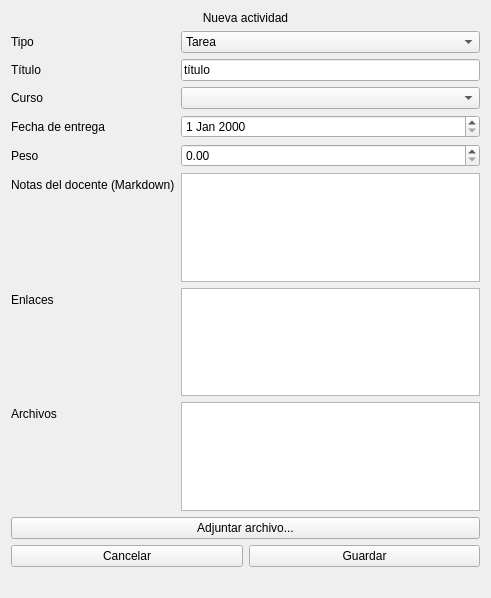
Old version of the form views/actividad_form.ui in the repository Arg128/Tec-Obj-Lab9.
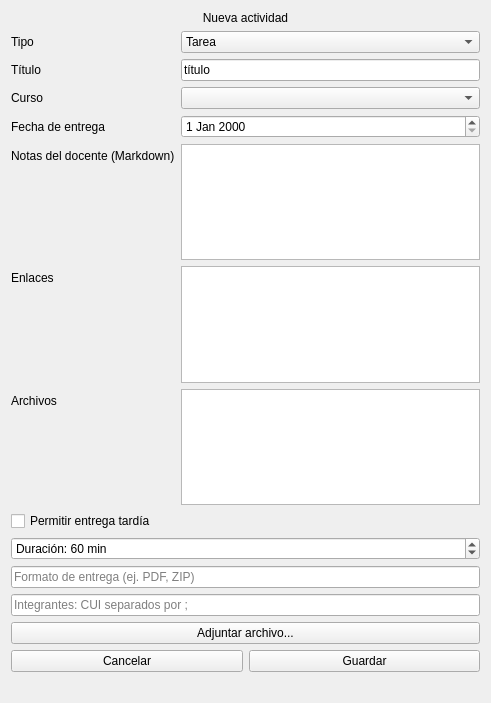
New version of the form.

Commit message: Clases de vista, ActividadController y main con BD SQLite

```diff
--- a/views/actividad_form.ui
+++ b/views/actividad_form.ui
@@ -7,7 +7,7 @@
     <x>0</x>
     <y>0</y>
     <width>491</width>
-    <height>598</height>
+    <height>703</height>
    </rect>
   </property>
   <property name="windowTitle">
@@ -87,47 +87,77 @@
       <widget class="QDateEdit" name="dateEditEntrega"/>
      </item>
      <item row="4" column="0">
-      <widget class="QLabel" name="label_6">
-       <property name="text">
-        <string>Peso</string>
-       </property>
-      </widget>
-     </item>
-     <item row="4" column="1">
-      <widget class="QDoubleSpinBox" name="spinPeso"/>
-     </item>
-     <item row="5" column="0">
       <widget class="QLabel" name="label_7">
        <property name="text">
         <string>Notas del docente (Markdown)</string>
        </property>
       </widget>
      </item>
-     <item row="5" column="1">
+     <item row="4" column="1">
       <widget class="QPlainTextEdit" name="plainTextNotas"/>
      </item>
-     <item row="6" column="0">
+     <item row="5" column="0">
       <widget class="QLabel" name="label_8">
        <property name="text">
         <string>Enlaces</string>
        </property>
       </widget>
      </item>
-     <item row="6" column="1">
+     <item row="5" column="1">
       <widget class="QPlainTextEdit" name="plainTextEnlaces"/>
      </item>
-     <item row="7" column="0">
+     <item row="6" column="0">
       <widget class="QLabel" name="label_9">
        <property name="text">
         <string>Archivos</string>
        </property>
       </widget>
      </item>
-     <item row="7" column="1">
+     <item row="6" column="1">
       <widget class="QListWidget" name="listArchivos"/>
      </item>
     </layout>
    </item>
+   <item>
+    <widget class="QCheckBox" name="checkEntregaTardia">
+     <property name="text">
+      <string>Permitir entrega tardía</string>
+     </property>
+    </widget>
+   </item>
+   <item>
+    <widget class="QSpinBox" name="spinDuracion">
+     <property name="suffix">
+      <string> min</string>
+     </property>
+     <property name="prefix">
+      <string>Duración: </string>
+     </property>
+     <property name="minimum">
+      <number>1</number>
+     </property>
+     <property name="maximum">
+      <number>600</number>
+     </property>
+     <property name="value">
+      <number>60</number>
+     </property>
+    </widget>
+   </item>
+   <item>
+    <widget class="QLineEdit" name="lineEditFormato">
+     <property name="placeholderText">
+      <string>Formato de entrega (ej. PDF, ZIP)</string>
+     </property>
+    </widget>
+   </item>
+   <item>
+    <widget class="QLineEdit" name="lineEditIntegrantes">
+     <property name="placeholderText">
+      <string>Integrantes: CUI separados por ;</string>
+     </property>
+    </widget>
+   </item>
    <item>
     <widget class="QPushButton" name="btnAdjuntar">
      <property name="text">
```
The commit also changes 11 other files.
